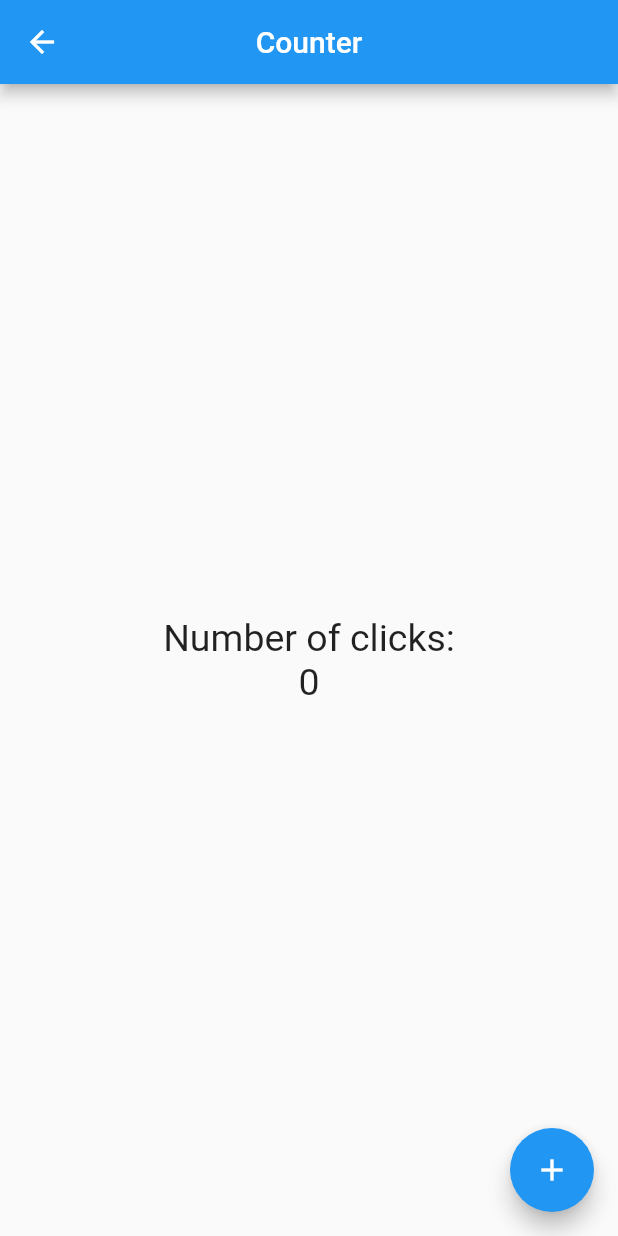
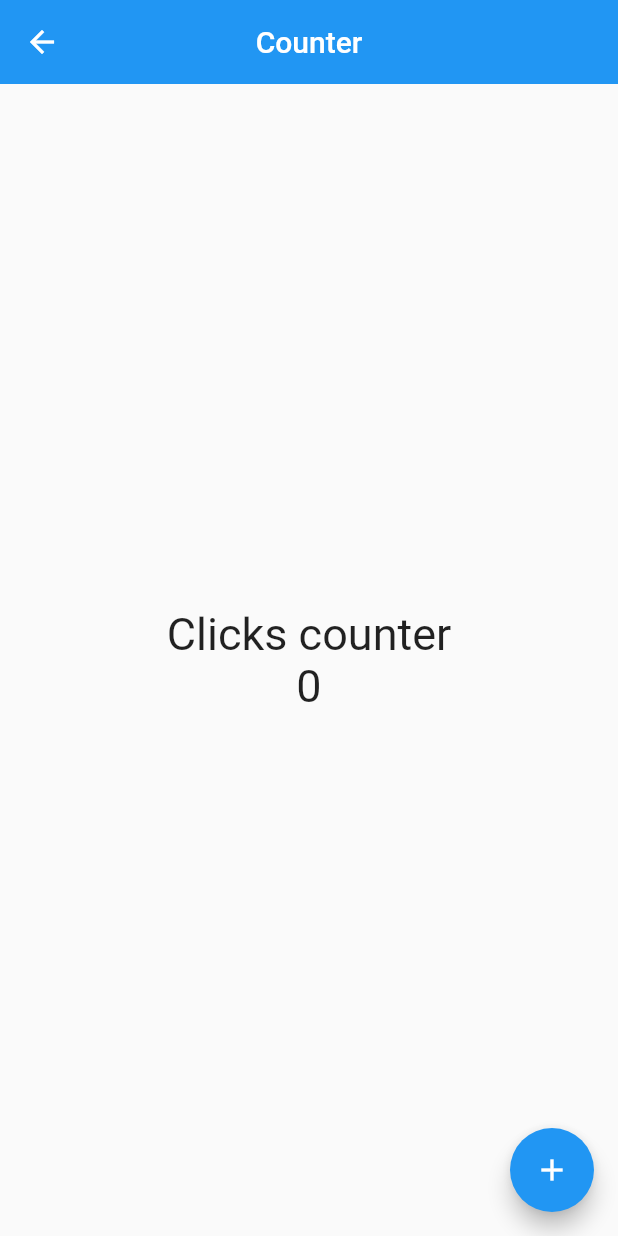
Before and after one commit to dtlucho/flutter_counter, a Flutter app: the HomeScreen screen opened directly, on a phone screen of 412 x 824 dp. Run offline on Flutter 3.47's test engine with Material 2 defaults, Android fonts, the phone set to English and light mode, and no system bars; missing offline and left inert: flutter_counter; statements that could not run were skipped.

```diff
--- a/lib/src/screens/home_screen.dart
+++ b/lib/src/screens/home_screen.dart
@@ -1,36 +1,31 @@
 import 'package:flutter/material.dart';
 
 class HomeScreen extends StatelessWidget {
-  final TextStyle textStyle = const TextStyle(fontSize: 25.0);
-
   const HomeScreen({Key? key}) : super(key: key);
 
   @override
   Widget build(BuildContext context) {
+    const TextStyle style = TextStyle(fontSize: 30);
+
     return Scaffold(
       appBar: AppBar(
-        title: const Text('Counter'),
+        title: const Text("Counter"),
         centerTitle: true,
+        elevation: 0.0,
       ),
       body: Center(
         child: Column(
           mainAxisAlignment: MainAxisAlignment.center,
-          children: <Widget>[
-            Text(
-              'Number of clicks:',
-              style: textStyle,
-            ),
-            Text(
-              '0',
-              style: textStyle,
-            ),
+          children: const <Widget>[
+            Text("Clicks counter", style: style),
+            Text("0", style: style),
           ],
         ),
       ),
       floatingActionButton: FloatingActionButton(
         child: const Icon(Icons.add),
         onPressed: () {
-          print('Add to counter');
+          print("Add to counter");
         },
       ),
     );
```
